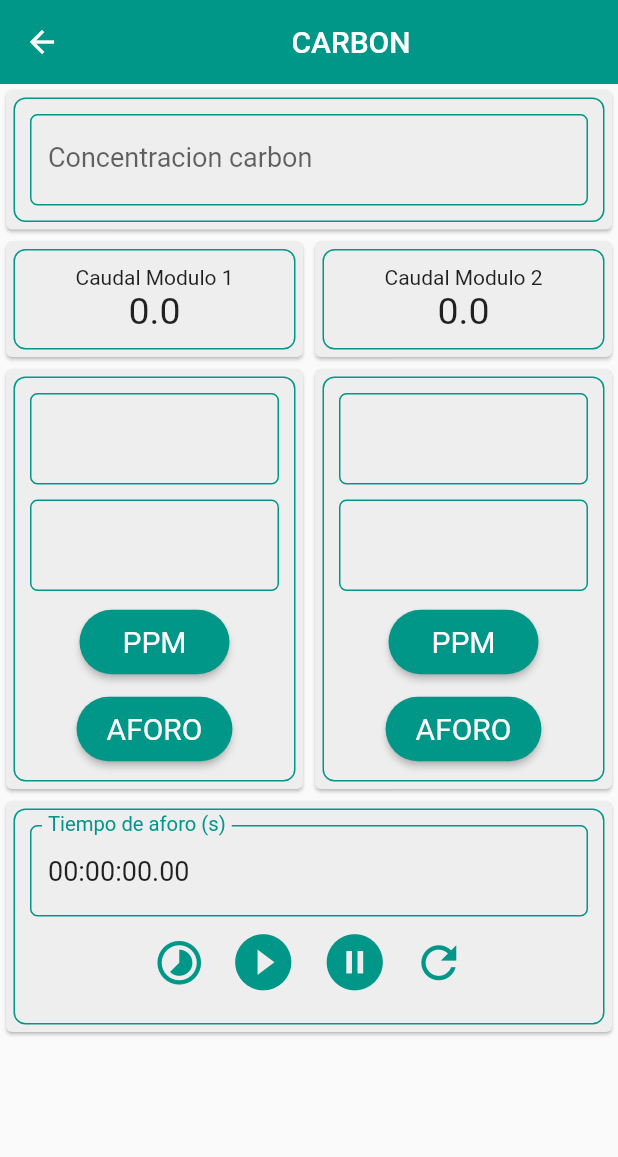
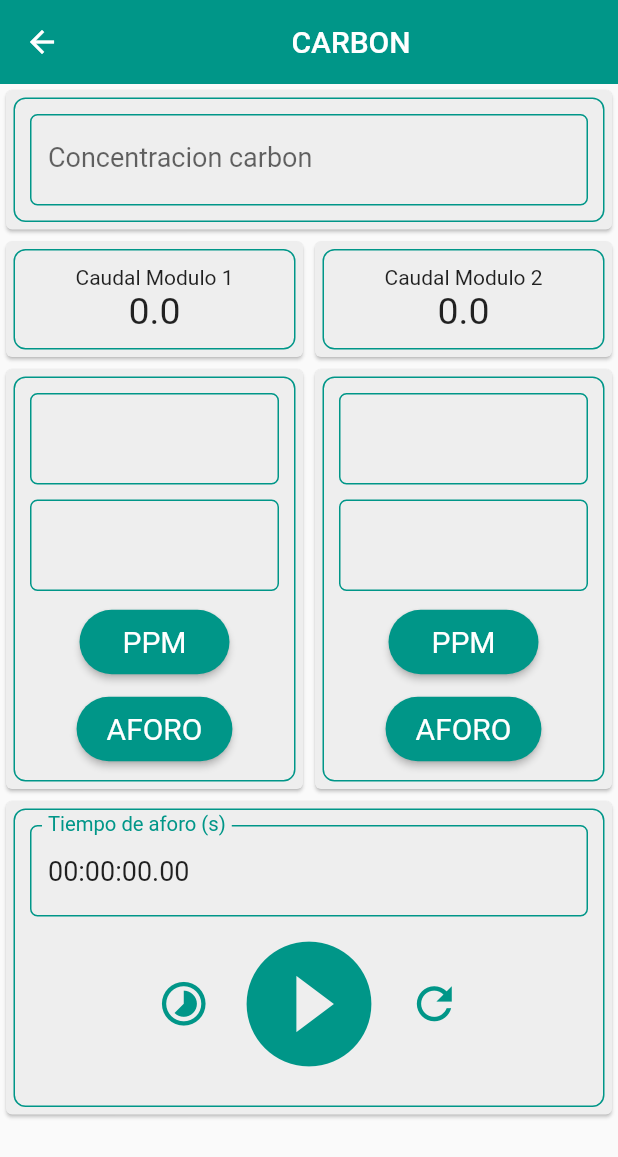
Before and after one commit to HadezVargas/dosificacion, a Flutter app: the AbsorcionScreen screen opened by its route, after a tap on the "play circle filled" icon, on a phone screen of 412 x 824 dp. Shown: the top 1157 px of the screen. Run offline on Flutter 3.47's test engine with Material 2 defaults, Android fonts, the phone set to English and light mode, and no system bars; our stand-ins replace get, stop_watch_timer.

Commit message:
Crono all Screens

```diff
--- a/dosificacion/lib/app/core/utils/barrel_files/global_widgets.dart
+++ b/dosificacion/lib/app/core/utils/barrel_files/global_widgets.dart
@@ -1,5 +1,6 @@
 export 'package:dosificacion/app/data/global_widgets/caudales_card.dart';
 export 'package:dosificacion/app/data/global_widgets/custom_card_concentracion.dart';
 export 'package:dosificacion/app/data/global_widgets/custom_column_modulo.dart';
+export 'package:dosificacion/app/data/global_widgets/custom_crono.dart';
 export 'package:dosificacion/app/data/global_widgets/custom_input_field.dart';
 export 'package:dosificacion/app/data/global_widgets/custom_row_buttons.dart';
--- /dev/null
+++ b/dosificacion/lib/app/data/global_widgets/custom_crono.dart
@@ -0,0 +1,78 @@
+import 'package:flutter/material.dart';
+import 'package:get/get.dart';
+
+import '../../core/themes/app_theme.dart';
+import '../../core/utils/barrel_files/controllers.dart';
+import '../../core/utils/barrel_files/global_widgets.dart';
+
+class CustomCrono extends StatelessWidget {
+  const CustomCrono({super.key});
+
+  @override
+  Widget build(BuildContext context) {
+    final globalController = Get.find<GlobalController>();
+    final stopWatch = globalController.stopWatch;
+    final display = globalController.displayTime;
+    final start = globalController.start;
+    final stop = globalController.stop;
+    final reset = globalController.reset;
+    final setSeconds = globalController.setSeconds;
+    final controllerTime = TextEditingController();
+    bool isPlaying = false;
+    return StreamBuilder<int>(
+      stream: stopWatch.rawTime,
+      initialData: stopWatch.rawTime.value,
+      builder: (context, snap) {
+        final value = snap.data!;
+        final displayTime = display(value);
+        controllerTime.text = displayTime;
+        return Card(
+            child: Container(
+          margin: const EdgeInsets.all(5),
+          padding: const EdgeInsets.all(10),
+          width: double.infinity,
+          decoration: AppTheme.decorationContainer,
+          child: Column(
+            mainAxisAlignment: MainAxisAlignment.spaceEvenly,
+            children: [
+              CustomInputField(
+                controller: controllerTime,
+                label: 'Tiempo de aforo (s)',
+                hintText: 'ingrese un valor',
+                setFunction: setSeconds,
+              ),
+              Row(mainAxisAlignment: MainAxisAlignment.center, children: [
+                IconButton(
+                    onPressed: () => setSeconds(),
+                    icon: const Icon(Icons.timelapse),
+                    color: AppTheme.primary,
+                    iconSize: 35),
+                IconButton(
+                  onPressed: () {
+                    if (isPlaying == false) {
+                      start();
+                      isPlaying = !isPlaying;
+                    } else {
+                      stop();
+                      isPlaying = !isPlaying;
+                    }
+                  },
+                  icon: isPlaying
+                      ? const Icon(Icons.pause_circle_filled_outlined)
+                      : const Icon(Icons.play_circle_fill_outlined),
+                  color: AppTheme.primary,
+                  iconSize: 100,
+                ),
+                IconButton(
+                    onPressed: () => reset(),
+                    icon: const Icon(Icons.refresh_outlined),
+                    color: AppTheme.primary,
+                    iconSize: 35)
+              ])
+            ],
+          ),
+        ));
+      },
+    );
+  }
+}
--- a/dosificacion/lib/app/modules/absorcion/absorcion_screen.dart
+++ b/dosificacion/lib/app/modules/absorcion/absorcion_screen.dart
@@ -33,7 +33,7 @@ class AbsorcionScreen extends StatelessWidget {
                           caudal: globalController.caudalModulo2)
                     ],
                   ),
-                  CronoScreen()
+                  const CustomCrono()
                 ],
               ),
             );
--- a/dosificacion/lib/app/modules/crono/crono_screen.dart
+++ b/dosificacion/lib/app/modules/crono/crono_screen.dart
@@ -1,8 +1,8 @@
-import 'package:dosificacion/app/core/utils/barrel_files/controllers.dart';
 import 'package:flutter/material.dart';
 import 'package:get/get.dart';
 
 import '../../core/themes/app_theme.dart';
+import '../../core/utils/barrel_files/controllers.dart';
 import '../../core/utils/barrel_files/global_widgets.dart';
 
 class CronoScreen extends StatelessWidget {
@@ -49,16 +49,20 @@ class CronoScreen extends StatelessWidget {
                       color: AppTheme.primary,
                       iconSize: 35),
                   IconButton(
-                    onPressed: () => start(),
-                    icon: const Icon(Icons.play_circle_fill_outlined),
+                    onPressed: () {
+                      if (isPlaying == false) {
+                        start();
+                        isPlaying = !isPlaying;
+                      } else {
+                        stop();
+                        isPlaying = !isPlaying;
+                      }
+                    },
+                    icon: isPlaying
+                        ? const Icon(Icons.pause_circle_filled_outlined)
+                        : const Icon(Icons.play_circle_fill_outlined),
                     color: AppTheme.primary,
-                    iconSize: 45,
-                  ),
-                  IconButton(
-                    onPressed: () => stop(),
-                    icon: const Icon(Icons.pause_circle_filled_outlined),
-                    color: AppTheme.primary,
-                    iconSize: 45,
+                    iconSize: 55,
                   ),
                   IconButton(
                       onPressed: () => reset(),
--- a/dosificacion/lib/app/modules/cuagulacion/cuagulacion_screen.dart
+++ b/dosificacion/lib/app/modules/cuagulacion/cuagulacion_screen.dart
@@ -25,9 +25,10 @@ class CuagulacionScreen extends StatelessWidget {
                         caudal: globalController.caudalModulo1),
                     CustomColumnModulo(
                         tituloModulo1: tituloModulo1,
-                        caudal: globalController.caudalModulo2)
+                        caudal: globalController.caudalModulo2),
                   ],
-                )
+                ),
+                const CustomCrono()
               ],
             ),
           );
--- a/dosificacion/lib/app/modules/estabilizacion/estabilizacion_screen.dart
+++ b/dosificacion/lib/app/modules/estabilizacion/estabilizacion_screen.dart
@@ -1,9 +1,9 @@
 import 'package:flutter/material.dart';
 import 'package:get/get.dart';
 
-import 'package:dosificacion/app/core/themes/app_theme.dart';
-import 'package:dosificacion/app/core/utils/barrel_files/controllers.dart';
-import 'package:dosificacion/app/core/utils/barrel_files/global_widgets.dart';
+import '../../core/themes/app_theme.dart';
+import '../../core/utils/barrel_files/controllers.dart';
+import '../../core/utils/barrel_files/global_widgets.dart';
 
 class EstabilizacionScreen extends StatelessWidget {
   const EstabilizacionScreen({Key? key}) : super(key: key);
@@ -44,6 +44,7 @@ class EstabilizacionScreen extends StatelessWidget {
                             CustomRowButtons(),
                           ])),
                 ),
+                const CustomCrono()
               ],
             ));
           },
--- a/dosificacion/lib/app/modules/floculacion/floculacion_screen.dart
+++ b/dosificacion/lib/app/modules/floculacion/floculacion_screen.dart
@@ -31,7 +31,8 @@ class FloculacionScreen extends StatelessWidget {
                           tituloModulo1: tituloModulo2,
                           caudal: globalController.caudalModulo2)
                     ],
-                  )
+                  ),
+                  const CustomCrono()
                 ],
               ),
             );
--- a/dosificacion/lib/app/routes/dosificacion_route.dart
+++ b/dosificacion/lib/app/routes/dosificacion_route.dart
@@ -45,12 +45,6 @@ class DosificacionRoute {
         screen: const DesinfeccionScreen(),
         icon: Icons.invert_colors_on_rounded,
         binding: DesinfeccionBinding()),
-    MenuDosificacionOptionsModel(
-        route: '/crono',
-        name: 'CRONO',
-        screen: const CronoScreen(),
-        icon: Icons.invert_colors_on_rounded,
-        binding: CronoBinding()),
   ];
 
   static List<GetPage<dynamic>>? getAppRoutesDosificacion() {
--- a/dosificacion/lib/main.dart
+++ b/dosificacion/lib/main.dart
@@ -13,7 +13,7 @@ class MyApp extends StatelessWidget {
   Widget build(BuildContext context) {
     Get.put(GlobalController());
     return GetMaterialApp(
-      debugShowCheckedModeBanner: false,
+      debugShowCheckedModeBanner: true,
       initialRoute: DosificacionRoute.initialRoute,
       getPages: DosificacionRoute.getAppRoutesDosificacion(),
       theme: AppTheme.lightTheme,
```
Also changed, not shown: 3 other files.
